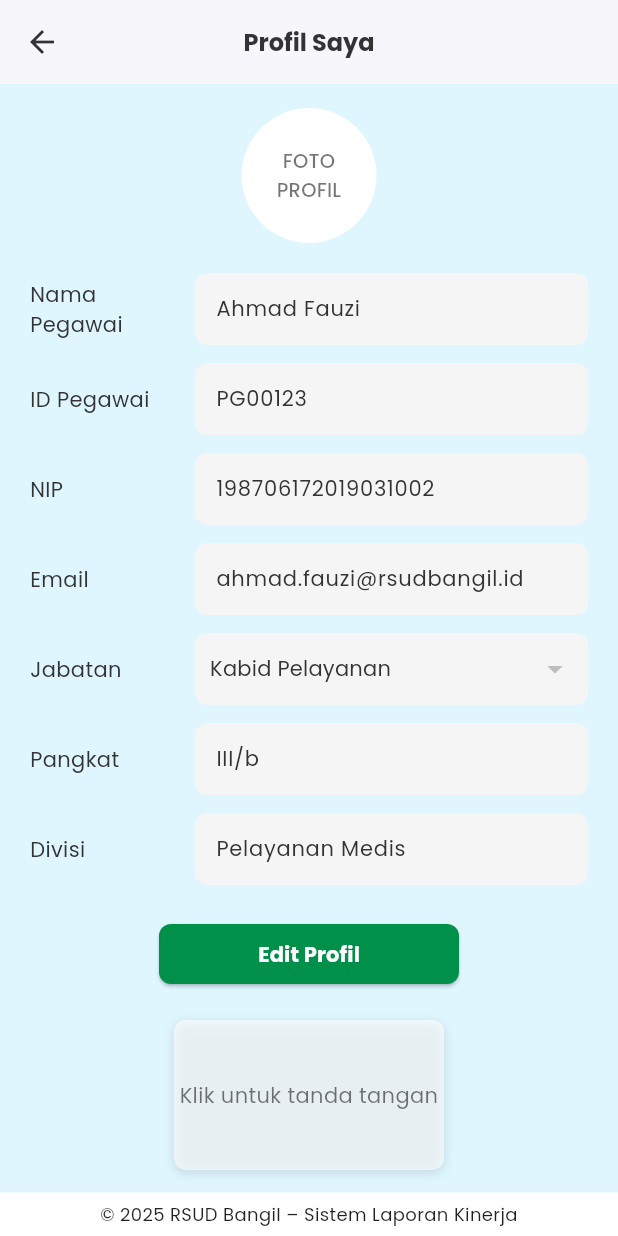
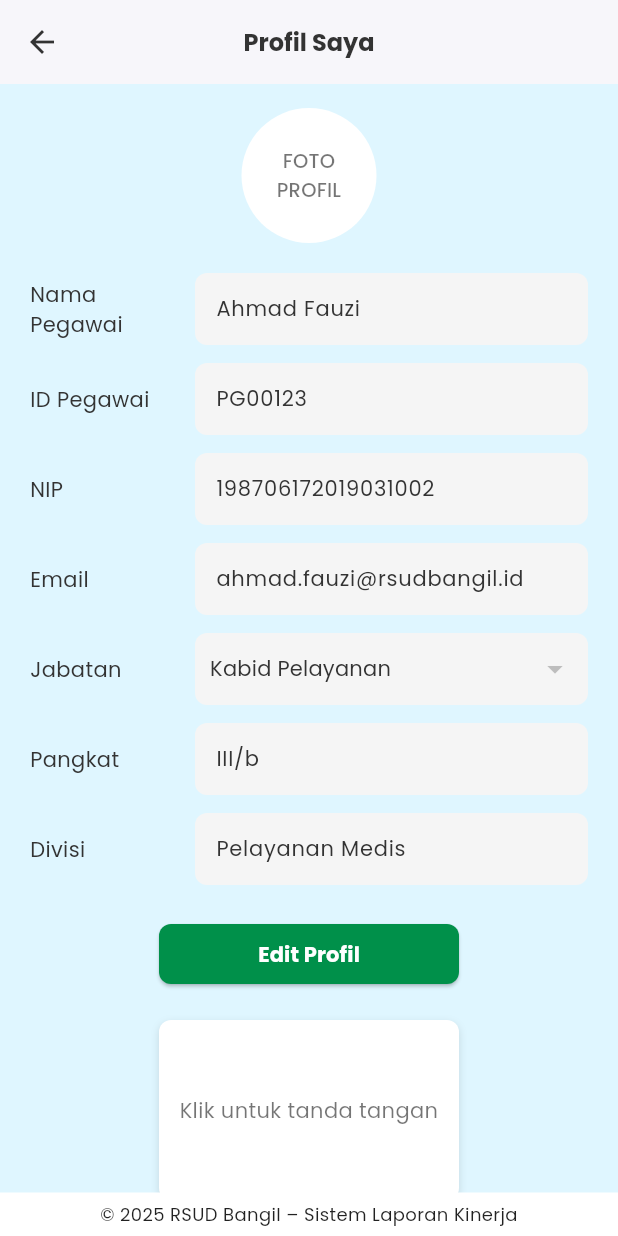
Before and after one commit to Lxtream23/Rsud-Lapkin-Mobile, a Flutter app: the ProfilPage screen opened by its route, on a phone screen of 412 x 824 dp. Run offline on Flutter 3.47's test engine with Material 3 defaults, Android fonts, the phone set to English and light mode, and no system bars; our stand-ins replace image_picker, signature.

Commit message:
Add signature functionality to ProfilPage; implement signature capture and upload features

```diff
--- a/lib/features/profile/pages/profil_page.dart
+++ b/lib/features/profile/pages/profil_page.dart
@@ -3,6 +3,8 @@ import 'package:flutter/material.dart';
 import 'package:image_picker/image_picker.dart';
 import '../../../config/app_colors.dart';
 import '../../../config/app_text_style.dart';
+import 'package:signature/signature.dart';
+import 'dart:typed_data';
 
 class ProfilPage extends StatefulWidget {
   const ProfilPage({super.key});
@@ -14,6 +16,13 @@ class ProfilPage extends StatefulWidget {
 class _ProfilPageState extends State<ProfilPage> {
   File? _selectedImage;
   final ImagePicker _picker = ImagePicker();
+  File? _signatureImage; // 🔹 Menyimpan file foto tanda tangan yang diupload
+  Uint8List? _drawnSignature; // 🔹 Menyimpan tanda tangan yang digambar
+
+  final SignatureController _signatureController = SignatureController(
+    penStrokeWidth: 3,
+    penColor: Colors.black,
+  );
 
   bool _isEditing = false;
 
@@ -62,6 +71,7 @@ class _ProfilPageState extends State<ProfilPage> {
     super.dispose();
   }
 
+  // Fungsi untuk memilih gambar dari galeri atau kamera
   Future<void> _pickImage() async {
     showModalBottomSheet(
       context: context,
@@ -110,6 +120,71 @@ class _ProfilPageState extends State<ProfilPage> {
               ),
             ],
           ),
+        );
+      },
+    );
+  }
+
+  // 📸 Ambil foto dari galeri
+  Future<void> _pickSignaturePhoto() async {
+    final pickedFile = await _picker.pickImage(
+      source: ImageSource.gallery,
+      imageQuality: 70,
+    );
+    if (pickedFile != null) {
+      setState(() {
+        _signatureImage = File(pickedFile.path);
+        _drawnSignature =
+            null; // kalau upload gambar, hapus hasil gambar manual
+      });
+    }
+  }
+
+  // 🖋️ Tampilkan popup untuk tanda tangan
+  Future<void> _showSignaturePopup() async {
+    _signatureController.clear();
+    await showDialog(
+      context: context,
+      builder: (context) {
+        return AlertDialog(
+          shape: RoundedRectangleBorder(
+            borderRadius: BorderRadius.circular(12),
+          ),
+          title: const Text('Buat Tanda Tangan'),
+          content: SizedBox(
+            width: double.maxFinite,
+            height: 250,
+            child: Signature(
+              controller: _signatureController,
+              backgroundColor: Colors.grey[200]!,
+            ),
+          ),
+          actions: [
+            TextButton(
+              onPressed: () {
+                _signatureController.clear();
+              },
+              child: const Text('Hapus'),
+            ),
+            ElevatedButton(
+              onPressed: () async {
+                if (_signatureController.isNotEmpty) {
+                  final signature = await _signatureController.toPngBytes();
+                  if (signature != null) {
+                    setState(() {
+                      _drawnSignature = signature;
+                      _signatureImage = null; // hapus upload sebelumnya
+                    });
+                  }
+                }
+                Navigator.pop(context);
+              },
+              style: ElevatedButton.styleFrom(
+                backgroundColor: AppColors.primary,
+              ),
+              child: const Text('Simpan'),
+            ),
+          ],
         );
       },
     );
@@ -212,46 +287,60 @@ class _ProfilPageState extends State<ProfilPage> {
               const SizedBox(height: 20),
 
               // TANDA TANGAN AREA
-              Container(
-                height: 100,
-                width: 180,
+              // 🔹 Kotak TTD
+              GestureDetector(
+                onTap: _showSignaturePopup,
+                child: Container(
+                  height: 120,
+                  width: 200,
                   decoration: BoxDecoration(
-                  color: Colors.white.withOpacity(0.6),
+                    color: Colors.white,
                     borderRadius: BorderRadius.circular(8),
                     boxShadow: [
                       BoxShadow(
                         color: Colors.black12,
-                      blurRadius: 5,
+                        blurRadius: 4,
                         offset: const Offset(0, 2),
                       ),
                     ],
                   ),
-                child: const Center(
-                  child: Text(
+                  child: Center(
+                    child: _drawnSignature != null
+                        ? Image.memory(_drawnSignature!)
+                        : _signatureImage != null
+                        ? Image.file(_signatureImage!)
+                        : const Text(
                             'Klik untuk tanda tangan',
                             textAlign: TextAlign.center,
                             style: TextStyle(color: Colors.black54),
                           ),
                   ),
                 ),
+              ),
 
               const SizedBox(height: 12),
 
+              // 🔹 Tombol Upload Foto TTD
               SizedBox(
-                width: 220,
-                child: ElevatedButton(
-                  onPressed: () {},
+                width: 200,
+                child: ElevatedButton.icon(
+                  onPressed: _pickSignaturePhoto,
+                  icon: const Icon(Icons.upload, size: 18, color: Colors.white),
+                  label: const Text(
+                    'Upload Foto TTD',
+                    style: TextStyle(
+                      color: Colors.white,
+                      fontWeight: FontWeight.bold,
+                    ),
+                  ),
                   style: ElevatedButton.styleFrom(
                     backgroundColor: AppColors.primary,
                     shape: RoundedRectangleBorder(
                       borderRadius: BorderRadius.circular(8),
                     ),
-                  ),
-                  child: const Text(
-                    'Upload Foto TTD (jpg/png)',
-                    style: TextStyle(
-                      color: Colors.white,
-                      fontWeight: FontWeight.bold,
+                    padding: const EdgeInsets.symmetric(
+                      vertical: 10,
+                      horizontal: 12,
                     ),
                   ),
                 ),
--- a/pubspec.yaml
+++ b/pubspec.yaml
@@ -36,6 +36,7 @@ dependencies:
   cupertino_icons: ^1.0.8
   image_picker: ^1.1.0
   provider: ^6.0.0
+  signature: ^5.3.0
 
 dev_dependencies:
   flutter_test:
```
Also changed, not shown: pubspec.lock. Lines whose indentation alone changed are shown as unchanged.
